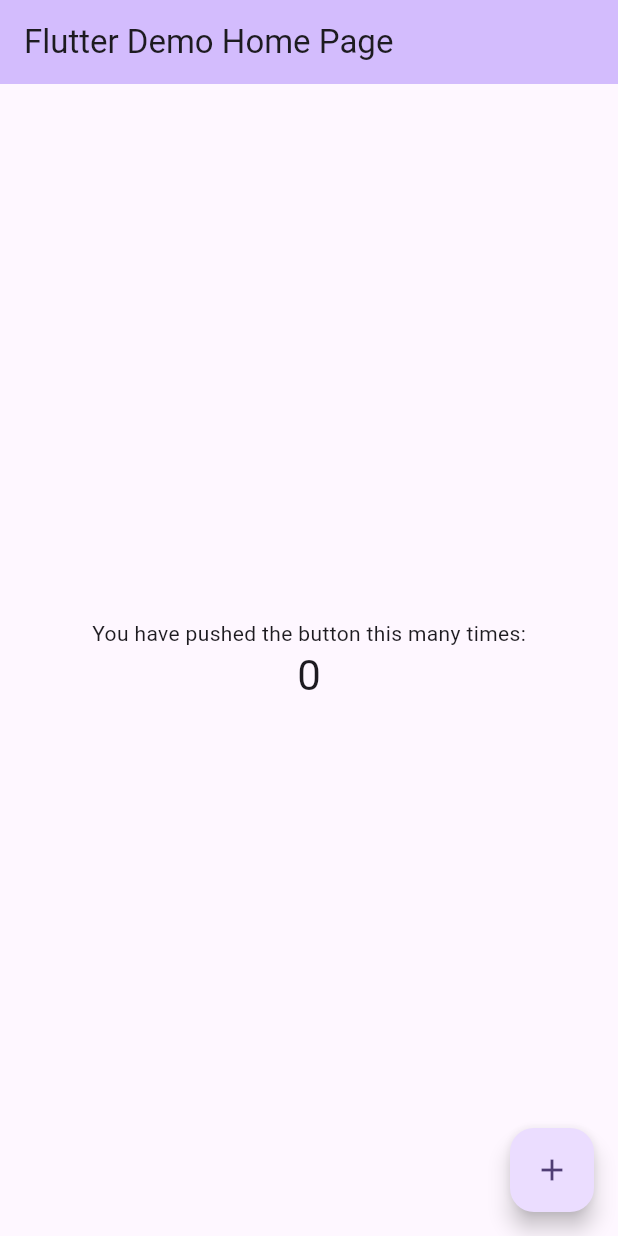
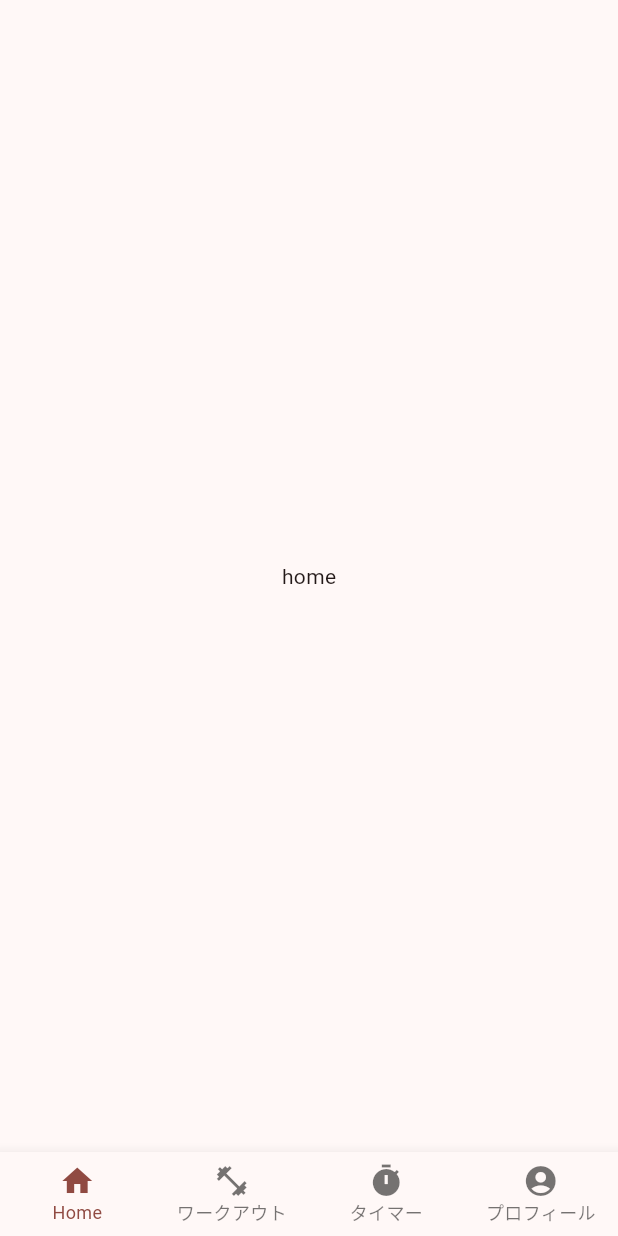
Before and after one commit to reinsp5/fitness_app, a Flutter app: the screen it shows after launch, on a phone screen of 412 x 824 dp. Run offline on Flutter 3.47's test engine with Material 2 defaults, Android fonts, the phone set to English and light mode, and no system bars; our stand-ins replace go_router.

Commit message:
ボトムナビゲーションバー

```diff
--- a/lib/main.dart
+++ b/lib/main.dart
@@ -1,21 +1,69 @@
+import 'package:fitness_app/widget/scaffold_with_nav_bar.dart';
 import 'package:flutter/material.dart';
+import 'package:go_router/go_router.dart';
 
 void main() {
   runApp(const MyApp());
 }
+
+final GlobalKey<NavigatorState> _rootNavigatorKey = GlobalKey<NavigatorState>();
+final GlobalKey<NavigatorState> _shellNavigatorKey =
+    GlobalKey<NavigatorState>();
+
+// GoRouter configuration
+final router = GoRouter(
+  navigatorKey: _rootNavigatorKey,
+  initialLocation: '/',
+  routes: [
+    //タブありの画面
+    ShellRoute(
+      navigatorKey: _shellNavigatorKey,
+      builder: (BuildContext context, GoRouterState state, Widget child) {
+        return ScaffoldWithNavBar(child: child);
+      },
+      routes: <RouteBase>[
+        GoRoute(
+          path: '/',
+          builder: (context, state) => const Center(
+            child: Text('home'),
+          ),
+        ),
+        GoRoute(
+          path: '/workout',
+          builder: (context, state) => const Center(
+            child: Text('workout'),
+          ),
+        ),
+        GoRoute(
+          path: '/timer',
+          builder: (context, state) => const Center(
+            child: Text('timer'),
+          ),
+        ),
+        GoRoute(
+          path: '/profile',
+          builder: (context, state) => const Center(
+            child: Text('profile'),
+          ),
+        ),
+      ],
+    ),
+  ],
+);
 
 class MyApp extends StatelessWidget {
   const MyApp({super.key});
 
   @override
   Widget build(BuildContext context) {
-    return MaterialApp(
+    return MaterialApp.router(
+      debugShowCheckedModeBanner: false,
       title: 'Flutter Demo',
       theme: ThemeData(
-        colorScheme: ColorScheme.fromSeed(seedColor: Colors.deepPurple),
+        colorScheme: ColorScheme.fromSeed(seedColor: Colors.red),
         useMaterial3: true,
       ),
-      home: const MyHomePage(title: 'Flutter Demo Home Page'),
+      routerConfig: router,
     );
   }
 }
--- /dev/null
+++ b/lib/widget/scaffold_with_nav_bar.dart
@@ -0,0 +1,74 @@
+import 'package:flutter/material.dart';
+import 'package:go_router/go_router.dart';
+
+class ScaffoldWithNavBar extends StatelessWidget {
+  const ScaffoldWithNavBar({Key? key, required this.child}) : super(key: key);
+
+  final Widget child;
+
+  @override
+  Widget build(BuildContext context) {
+    return Scaffold(
+      body: child,
+      bottomNavigationBar: BottomNavigationBar(
+        type: BottomNavigationBarType.fixed,
+        unselectedFontSize: 12,
+        selectedFontSize: 12,
+        items: const [
+          BottomNavigationBarItem(
+            icon: Icon(Icons.home),
+            label: 'Home',
+          ),
+          BottomNavigationBarItem(
+            icon: Icon(Icons.fitness_center),
+            label: 'ワークアウト',
+          ),
+          BottomNavigationBarItem(
+            icon: Icon(Icons.timer),
+            label: 'タイマー',
+          ),
+          BottomNavigationBarItem(
+            icon: Icon(Icons.account_circle),
+            label: 'プロフィール',
+          ),
+        ],
+        currentIndex: _calculateSelectedIndex(context),
+        onTap: (index) => _onItemTapped(index, context),
+      ),
+    );
+  }
+
+  static int _calculateSelectedIndex(BuildContext context) {
+    final String location = GoRouterState.of(context).location;
+    if (location.startsWith('/home')) {
+      return 0;
+    }
+    if (location.startsWith('/workout')) {
+      return 1;
+    }
+    if (location.startsWith('/timer')) {
+      return 2;
+    }
+    if (location.startsWith('/profile')) {
+      return 3;
+    }
+    return 0;
+  }
+
+  void _onItemTapped(int index, BuildContext context) {
+    switch (index) {
+      case 0:
+        GoRouter.of(context).go('/');
+        break;
+      case 1:
+        GoRouter.of(context).go('/workout');
+        break;
+      case 2:
+        GoRouter.of(context).go('/timer');
+        break;
+      case 3:
+        GoRouter.of(context).go('/profile');
+        break;
+    }
+  }
+}
```
